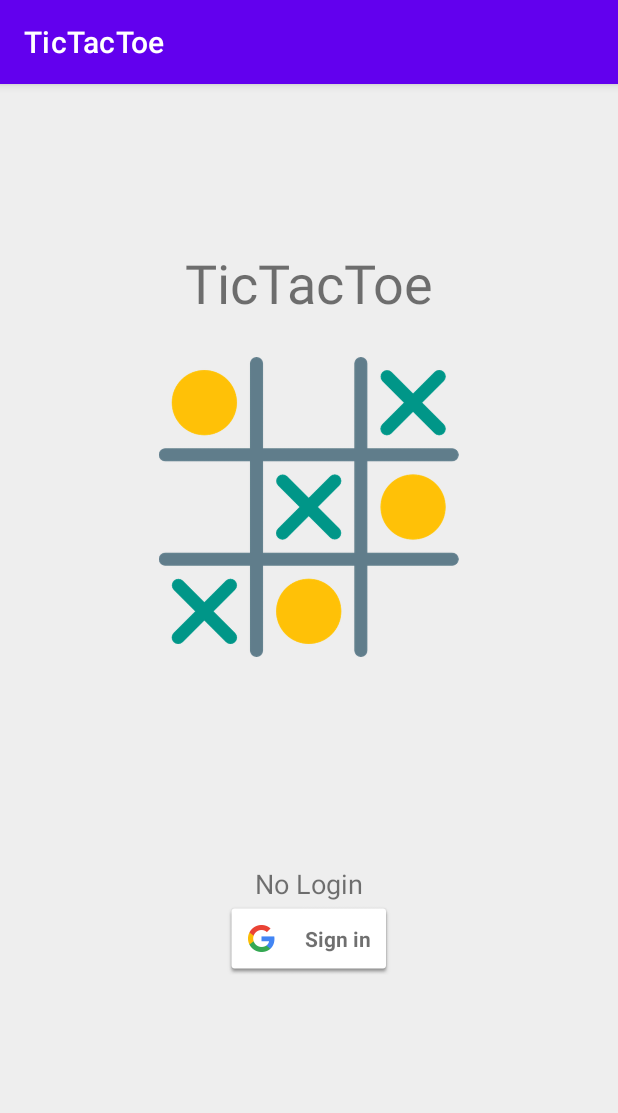
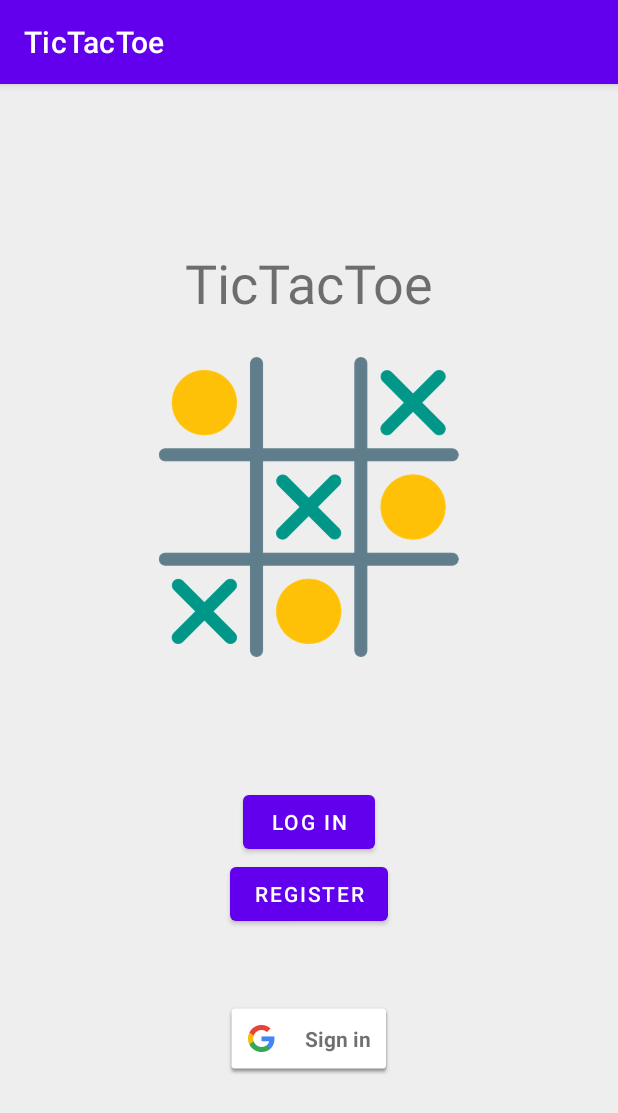
Before and after one commit to xhianto/Ka.Hea.Lam.AndroidDevelopment, an Android app: the screen it shows after launch (MainActivity), on a phone screen of 412 x 824 dp. Shown: the top 1113 px of the screen. Run offline under Robolectric (Android 15) with nearby library versions, the phone set to English and light mode, and no system bars.

Commit message:
Database + start of LoginActivity

```diff
--- a/app/src/main/AndroidManifest.xml
+++ b/app/src/main/AndroidManifest.xml
@@ -4,11 +4,15 @@
 
     <application
         android:allowBackup="true"
+        android:fullBackupContent="true"
         android:icon="@mipmap/ic_launcher"
         android:label="@string/app_name"
         android:roundIcon="@mipmap/ic_launcher_round"
         android:supportsRtl="true"
         android:theme="@style/Theme.TicTacToe">
+        <activity
+            android:name=".LoginRegisterActivity"
+            android:exported="false" />
         <activity
             android:name=".MainActivity"
             android:exported="true">
--- a/app/src/main/java/com/example/tictactoe/MainActivity.kt
+++ b/app/src/main/java/com/example/tictactoe/MainActivity.kt
@@ -30,6 +30,8 @@ class MainActivity : AppCompatActivity(), View.OnClickListener {
     lateinit var buttonEasy: Button
     lateinit var buttonHard: Button
     lateinit var buttonP1vsP2: Button
+    lateinit var buttonLogin: Button
+    lateinit var buttonRegister: Button
     lateinit var user: User
 
     private var launchLoginActivity = registerForActivityResult(ActivityResultContracts.StartActivityForResult()) { result ->
@@ -54,10 +56,14 @@ class MainActivity : AppCompatActivity(), View.OnClickListener {
         buttonHard.setOnClickListener(this)
         buttonP1vsP2 = findViewById(R.id.p1vsp2)
         buttonP1vsP2.setOnClickListener(this)
+        buttonLogin = findViewById(R.id.login)
+        buttonLogin.setOnClickListener(this)
+        buttonRegister = findViewById(R.id.Register)
+        buttonRegister.setOnClickListener(this)
         settingsImageButton = findViewById(R.id.settingsButton)
         settingsImageButton.setOnClickListener(this)
-        textLoginNotice = findViewById(R.id.TextLoginNotice)
-        textLoginNotice.text = getString(R.string.no_login)
+        //textLoginNotice = findViewById(R.id.TextLoginNotice)
+        //textLoginNotice.text = getString(R.string.login_notice)
 
 
         // Configure sign-in to request the user's ID, email address, and basic
@@ -88,7 +94,13 @@ class MainActivity : AppCompatActivity(), View.OnClickListener {
     private fun handleSignInResult(completedTask: Task<GoogleSignInAccount>) {
         try {
             val account = completedTask.getResult(ApiException::class.java)
-            user = User(-1, account.displayName, account.email)
+            val dbService = DataBaseService(this@MainActivity)
+            user = dbService.getUserByEmail(account.email.toString())
+            if (user.emailAddress == null) {
+                user = User(-1, account.displayName, account.email)
+                dbService.addUser(user)
+                Toast.makeText(this@MainActivity, "New User Added", Toast.LENGTH_LONG).show()
+            }
             buttonSignIn.visibility = View.INVISIBLE
             textLoginNotice.visibility = View.INVISIBLE
             buttonEasy.visibility = View.VISIBLE
@@ -98,13 +110,11 @@ class MainActivity : AppCompatActivity(), View.OnClickListener {
             settingsImageButton.visibility = View.VISIBLE
             // Signed in successfully, show authenticated UI.
             //updateUI(account)
-            textLoginNotice.text = account.displayName
         } catch (e: ApiException) {
             // The ApiException status code indicates the detailed failure reason.
             // Please refer to the GoogleSignInStatusCodes class reference for more information.
             //Log.w(TAG, "signInResult:failed code=" + e.statusCode)
             //updateUI(null)
-            textLoginNotice.text = e.statusCode.toString()
         }
     }
 
@@ -124,9 +134,19 @@ class MainActivity : AppCompatActivity(), View.OnClickListener {
     }
 
     override fun onClick(v: View) {
+        val intentLogin = Intent(this@MainActivity, LoginRegisterActivity::class.java)
         when (v.id) {
             R.id.sign_in_button -> signIn()
             R.id.signout -> signOut()
+            R.id.login -> {
+                intentLogin.putExtra("mode", "login")
+                startActivity(intentLogin)
+            }
+            R.id.Register -> {
+                intentLogin.putExtra("mode", "register")
+                startActivity(intentLogin)
+            }
         }
     }
+
 }
--- a/app/src/main/res/layout/activity_main.xml
+++ b/app/src/main/res/layout/activity_main.xml
@@ -30,24 +30,33 @@
         app:layout_constraintLeft_toLeftOf="parent"
         app:layout_constraintRight_toRightOf="parent"
         app:layout_constraintTop_toTopOf="parent"/>
-    <TextView
-        android:id="@+id/TextLoginNotice"
+    <Button
+        android:id="@+id/login"
+        android:text="@string/login"
         android:layout_width="wrap_content"
         android:layout_height="wrap_content"
-        android:text="@string/login_notice"
+        app:layout_constraintVertical_bias="0.65"
+        app:layout_constraintTop_toTopOf="parent"
         app:layout_constraintBottom_toBottomOf="parent"
+        app:layout_constraintRight_toRightOf="parent"
         app:layout_constraintLeft_toLeftOf="parent"
+        android:visibility="visible"/>
+    <Button
+        android:id="@+id/Register"
+        android:text="@string/register"
+        android:layout_width="wrap_content"
+        android:layout_height="wrap_content"
         app:layout_constraintRight_toRightOf="parent"
-        app:layout_constraintTop_toTopOf="parent"
-        android:textSize="18sp"
-        app:layout_constraintVertical_bias="0.7"/>
+        app:layout_constraintLeft_toLeftOf="parent"
+        app:layout_constraintTop_toBottomOf="@id/easy"
+        android:visibility="visible"/>
     <com.google.android.gms.common.SignInButton
         android:id="@+id/sign_in_button"
         android:layout_width="wrap_content"
         android:layout_height="wrap_content"
+        app:layout_constraintLeft_toLeftOf="parent"
         app:layout_constraintRight_toRightOf="parent"
-        app:layout_constraintLeft_toLeftOf="parent"
-        app:layout_constraintTop_toBottomOf="@id/TextLoginNotice"/>
+        app:layout_constraintTop_toBottomOf="@id/p1vsp2"/>
     <Button
         android:id="@+id/easy"
         android:text="@string/easy"
@@ -68,6 +77,7 @@
         app:layout_constraintLeft_toLeftOf="parent"
         app:layout_constraintTop_toBottomOf="@id/easy"
         android:visibility="invisible"/>
+
     <Button
         android:id="@+id/p1vsp2"
         android:text="@string/p1vsp2"
--- a/app/src/main/res/values/strings.xml
+++ b/app/src/main/res/values/strings.xml
@@ -19,5 +19,7 @@
     <string name="change_user_name">Change username</string>
     <string name="user_name">User Name:</string>
     <string name="email">Email:</string>
-
+    <string name="login">Log In</string>
+    <string name="register">Register</string>
+    <string name="password">Password:</string>
 </resources>
```
Also changed, not shown: app/src/main/java/com/example/tictactoe/DataBaseService.kt (added, +93 -0 lines), app/src/main/java/com/example/tictactoe/LoginRegisterActivity.kt (added, +46 -0 lines), app/src/main/res/layout/activity_login_register.xml (added, +98 -0 lines).
